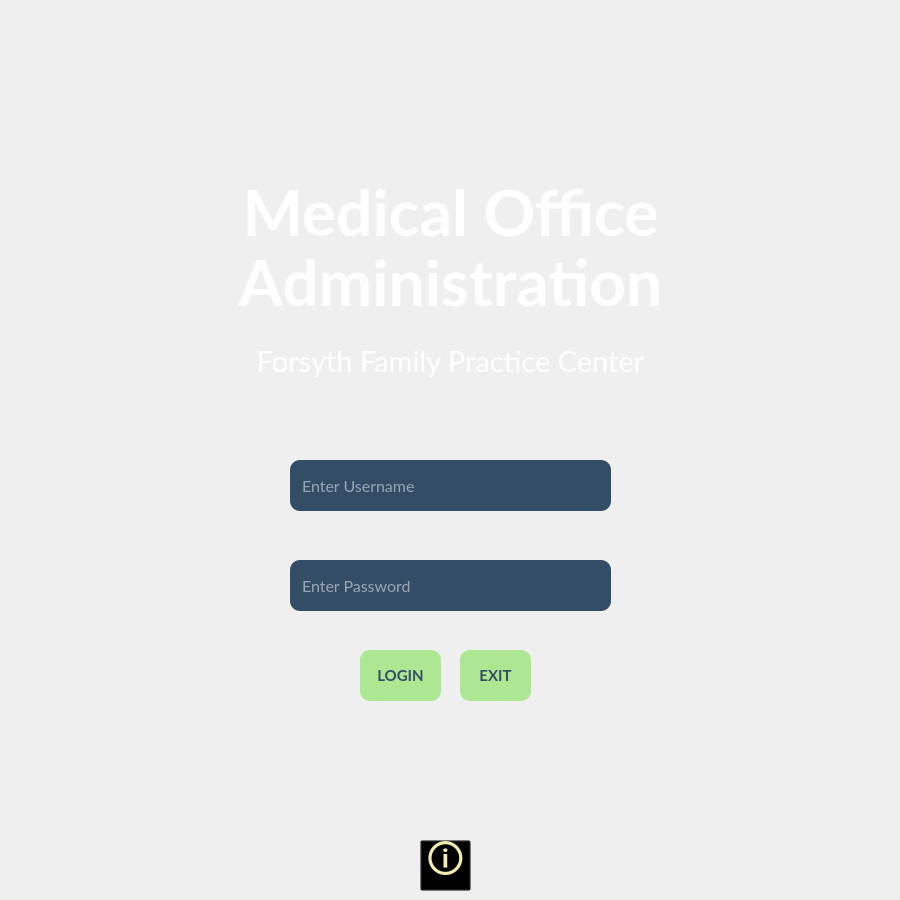
The window that StartWindow.ui (mxrked/Medical-Office-Administration) describes before a commit, drawn with Qt 5.
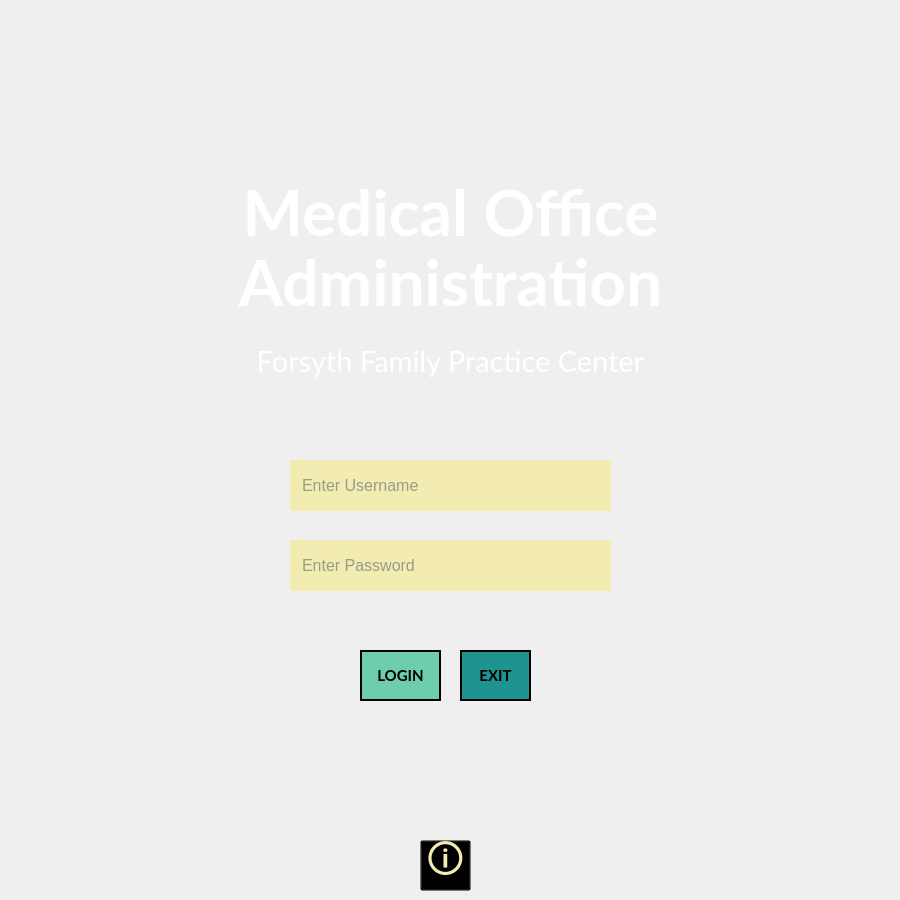
The same window after the commit. Icons and pictures are not drawn.

Diff of the .ui file:
```diff
--- a/StartWindow.ui
+++ b/StartWindow.ui
@@ -130,19 +130,22 @@
     </property>
     <property name="font">
      <font>
-      <family>Lato</family>
+      <family>MS Shell Dlg 2</family>
       <pointsize>12</pointsize>
      </font>
     </property>
     <property name="styleSheet">
      <string notr="true">QLineEdit {
 	border-image: none;
-	background-color: #344D67;
-	border: none;
-	border-radius: 10px;
+    border: none;
+	min-width: 200px;
+	height: 30px;
+	background-color: #F3ECB0;
+	color: #344D67;
+	font-family: &quot;MS Shell Dlg 2&quot;;
+	font-size: 11;
 	padding-left: 10px;
-	padding-right: 10px;
-	color: white;
+	paddding-right: 10px;
 }</string>
     </property>
     <property name="placeholderText">
@@ -153,26 +156,29 @@
     <property name="geometry">
      <rect>
       <x>290</x>
-      <y>560</y>
+      <y>540</y>
       <width>321</width>
       <height>51</height>
      </rect>
     </property>
     <property name="font">
      <font>
-      <family>Lato</family>
+      <family>MS Shell Dlg 2</family>
       <pointsize>12</pointsize>
      </font>
     </property>
     <property name="styleSheet">
      <string notr="true">QLineEdit {
 	border-image: none;
-	background-color: #344D67;
-	border: none;
-	border-radius: 10px;
+    border: none;
+	min-width: 200px;
+	height: 30px;
+	background-color: #F3ECB0;
+	color: #344D67;
+	font-family: &quot;MS Shell Dlg 2&quot;;
+	font-size: 11;
 	padding-left: 10px;
-	padding-right: 10px;
-	color: white;
+	paddding-right: 10px;
 }</string>
     </property>
     <property name="placeholderText">
@@ -202,10 +208,9 @@
     <property name="styleSheet">
      <string notr="true">QPushButton {
 	border-image: none;
-	background-color: #ADE792;
-	border: none;
-	color: #344D67;
-	border-radius: 10px;
+	background-color: #6ECCAF;
+	color: black;
+	border: 2px solid black;
 }
 
 QPushButton::hover {
@@ -240,10 +245,9 @@
     <property name="styleSheet">
      <string notr="true">QPushButton {
 	border-image: none;
-	background-color: #ADE792;
-	border: none;
-	color: #344D67;
-	border-radius: 10px;
+	background-color: rgb(30, 147, 143);
+	color: black;
+	border: 2px solid black;
 }
 
 QPushButton::hover {
```
Left out of the diff: 2 changed lines with no effect on the pictures.
